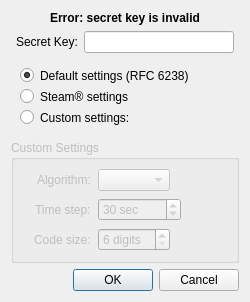
keepassxreboot/keepassxc, file src/gui/TotpSetupDialog.ui: the form before one commit.
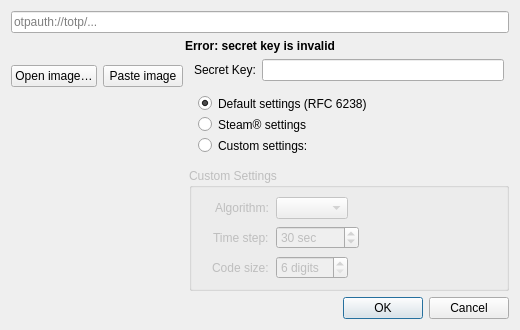
The form after the commit. Custom widgets are drawn as their Qt base class.

Commit message: Integrate TOTP setup from QR code into TotpSetupDialog

Diff of the .ui file:
```diff
--- a/src/gui/TotpSetupDialog.ui
+++ b/src/gui/TotpSetupDialog.ui
@@ -6,7 +6,7 @@
    <rect>
     <x>0</x>
     <y>0</y>
-    <width>249</width>
+    <width>520</width>
     <height>278</height>
    </rect>
   </property>
@@ -14,6 +14,22 @@
    <string>Setup TOTP</string>
   </property>
   <layout class="QVBoxLayout" name="verticalLayout">
+   <item>
+    <widget class="QLineEdit" name="otpauthEdit">
+     <property name="toolTip">
+      <string>Paste an otpauth:// URI to fill in the TOTP settings</string>
+     </property>
+     <property name="accessibleName">
+      <string>TOTP URI field</string>
+     </property>
+     <property name="placeholderText">
+      <string notr="true">otpauth://totp/...</string>
+     </property>
+     <property name="clearButtonEnabled">
+      <bool>true</bool>
+     </property>
+    </widget>
+   </item>
    <item>
     <widget class="QLabel" name="invalidKeyLabel">
      <property name="font">
@@ -31,6 +47,48 @@
     </widget>
    </item>
    <item>
+    <layout class="QHBoxLayout" name="mainLayout">
+     <item>
+      <layout class="QVBoxLayout" name="qrLayout">
+       <item alignment="Qt::AlignHCenter">
+        <widget class="QrDropArea" name="qrDropArea"/>
+       </item>
+       <item>
+        <layout class="QHBoxLayout" name="qrButtonsLayout">
+         <item>
+          <widget class="QPushButton" name="openImageButton">
+           <property name="text">
+            <string>Open image…</string>
+           </property>
+          </widget>
+         </item>
+         <item>
+          <widget class="QPushButton" name="pasteImageButton">
+           <property name="text">
+            <string>Paste image</string>
+           </property>
+          </widget>
+         </item>
+        </layout>
+       </item>
+       <item>
+        <spacer name="qrVerticalSpacer">
+         <property name="orientation">
+          <enum>Qt::Vertical</enum>
+         </property>
+         <property name="sizeHint" stdset="0">
+          <size>
+           <width>0</width>
+           <height>0</height>
+          </size>
+         </property>
+        </spacer>
+       </item>
+      </layout>
+     </item>
+     <item>
+      <layout class="QVBoxLayout" name="settingsLayout">
+       <item>
     <layout class="QHBoxLayout" name="horizontalLayout_2">
      <property name="leftMargin">
       <number>5</number>
@@ -213,6 +271,23 @@
     </widget>
    </item>
    <item>
+        <spacer name="settingsVerticalSpacer">
+         <property name="orientation">
+          <enum>Qt::Vertical</enum>
+         </property>
+         <property name="sizeHint" stdset="0">
+          <size>
+           <width>0</width>
+           <height>0</height>
+          </size>
+         </property>
+        </spacer>
+       </item>
+      </layout>
+     </item>
+    </layout>
+   </item>
+   <item>
     <widget class="QDialogButtonBox" name="buttonBox">
      <property name="orientation">
       <enum>Qt::Horizontal</enum>
@@ -228,6 +303,13 @@
   <zorder>groupBox</zorder>
   <zorder>invalidKeyLabel</zorder>
  </widget>
+ <customwidgets>
+  <customwidget>
+   <class>QrDropArea</class>
+   <extends>QFrame</extends>
+   <header>gui/widgets/QrDropArea.h</header>
+  </customwidget>
+ </customwidgets>
  <tabstops>
   <tabstop>seedEdit</tabstop>
   <tabstop>radioDefault</tabstop>
```
Left out of the diff: 7 changed lines with no effect on the pictures. Lines whose indentation alone changed are shown as unchanged. The commit also changes 26 other files.
